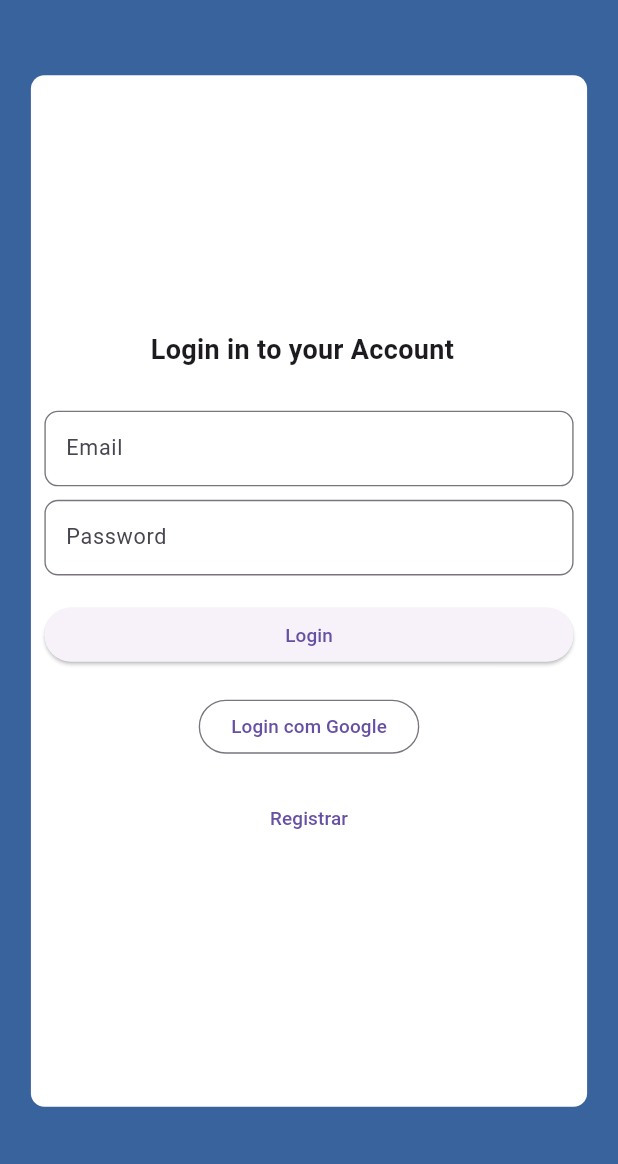
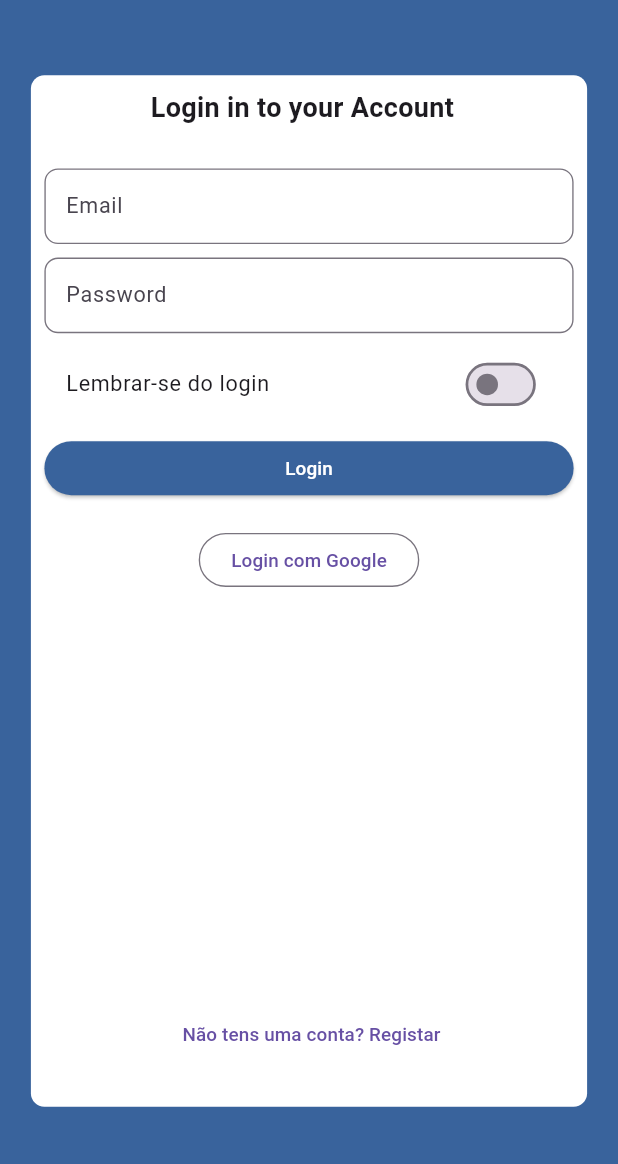
Before and after one commit to pint2024/mobile, a Flutter app: the LoginPage screen opened directly, on a phone screen of 412 x 824 dp, the part 72-1236 px from its top. Run offline on Flutter 3.47's test engine with Material 3 defaults, Android fonts, the phone set to English and light mode, and no system bars; our stand-ins replace google_sign_in; missing offline and left inert: postgres; network calls fail.

Commit message:
login.dart

```diff
--- a/movel_pint/lib/login.dart
+++ b/movel_pint/lib/login.dart
@@ -80,14 +80,30 @@ class LoginPage extends StatelessWidget {
                       labelText: 'Password',
                     ),
                   ),
-                  SizedBox(height: 20),
+                  SizedBox(height: 10),
+                  SwitchListTile(
+                    title: Text('Lembrar-se do login'),
+                    value: false, // Você pode substituir isso por uma variável que mantém o estado do switch
+                    onChanged: (bool value) {
+                      // Adicione aqui a lógica para lidar com a alteração do estado do switch
+                    },
+                  ),
+                  SizedBox(height: 10),
                   Container(
                     width: double.infinity, // Isso faz com que o botão tenha a largura máxima disponível
                     child: ElevatedButton(
+                      style: ButtonStyle(
+                        backgroundColor: MaterialStateProperty.all<Color>(Color.fromRGBO(57, 99, 156, 1.0)),
+                      ),
                       onPressed: () {
                         // Adicione aqui a lógica para autenticar o usuário
                       },
-                      child: Text('Login'),
+                      child: Text(
+                        'Login',
+                        style: TextStyle(
+                          color: Colors.white,
+                        ),
+                      ),
                     ),
                   ),
                   SizedBox(height: 20),
@@ -97,7 +113,7 @@ class LoginPage extends StatelessWidget {
                     },
                     child: Text('Login com Google'),
                   ),
-                  SizedBox(height: 20),
+                  Spacer(), // Adiciona um espaço flexível
                   // Botão para ir para a página de registro
                   TextButton(
                     onPressed: () {
@@ -106,8 +122,9 @@ class LoginPage extends StatelessWidget {
                         MaterialPageRoute(builder: (context) => MyRegistrationForm()), // Página de registro
                       );
                     },
-                    child: Text('Registrar'),
+                    child: Text(' Não tens uma conta? Registar'),
                   ),
+                  SizedBox(height: 20), // Adiciona um espaço fixo no final
                 ],
               ),
             ),
```
